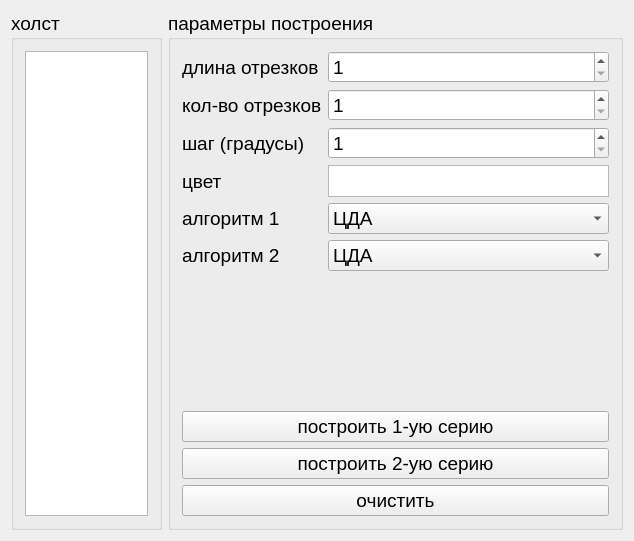
First picture: the form in lab_3/src/ui/spectrumpage.ui, repository RullDeef/cg-lab, before the edit.
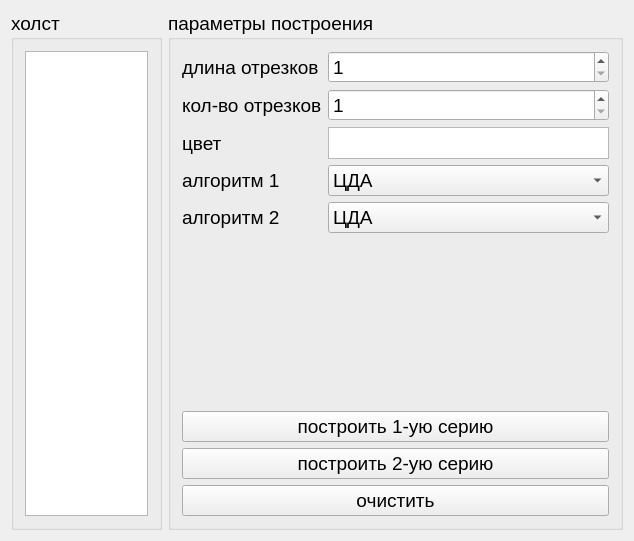
Second picture: the form after the edit.

The edit to the form file:
```diff
--- a/lab_3/src/ui/spectrumpage.ui
+++ b/lab_3/src/ui/spectrumpage.ui
@@ -88,102 +88,13 @@
            </widget>
           </item>
           <item row="2" column="0">
-           <widget class="QLabel" name="label_12">
-            <property name="text">
-             <string>шаг (градусы)</string>
-            </property>
-           </widget>
-          </item>
-          <item row="2" column="1">
-           <widget class="QSpinBox" name="stepInput">
-            <property name="minimum">
-             <number>1</number>
-            </property>
-            <property name="maximum">
-             <number>359</number>
-            </property>
-           </widget>
-          </item>
-          <item row="4" column="0">
-           <widget class="QLabel" name="label_13">
-            <property name="text">
-             <string>алгоритм 1</string>
-            </property>
-           </widget>
-          </item>
-          <item row="4" column="1">
-           <widget class="QComboBox" name="algorithm1Input">
-            <item>
-             <property name="text">
-              <string>ЦДА</string>
-             </property>
-            </item>
-            <item>
-             <property name="text">
-              <string>Брезенхэм действительный</string>
-             </property>
-            </item>
-            <item>
-             <property name="text">
-              <string>Брезенхэм целочисленный</string>
-             </property>
-            </item>
-            <item>
-             <property name="text">
-              <string>Брезенхэм с устранением</string>
-             </property>
-            </item>
-            <item>
-             <property name="text">
-              <string>Библиотечный</string>
-             </property>
-            </item>
-           </widget>
-          </item>
-          <item row="5" column="0">
-           <widget class="QLabel" name="label_15">
-            <property name="text">
-             <string>алгоритм 2</string>
-            </property>
-           </widget>
-          </item>
-          <item row="5" column="1">
-           <widget class="QComboBox" name="algorithm2Input">
-            <item>
-             <property name="text">
-              <string>ЦДА</string>
-             </property>
-            </item>
-            <item>
-             <property name="text">
-              <string>Брезенхэм действительный</string>
-             </property>
-            </item>
-            <item>
-             <property name="text">
-              <string>Брезенхэм целочисленный</string>
-             </property>
-            </item>
-            <item>
-             <property name="text">
-              <string>Брезенхэм с устранением</string>
-             </property>
-            </item>
-            <item>
-             <property name="text">
-              <string>Библиотечный</string>
-             </property>
-            </item>
-           </widget>
-          </item>
-          <item row="3" column="0">
            <widget class="QLabel" name="label_14">
             <property name="text">
              <string>цвет</string>
             </property>
            </widget>
           </item>
-          <item row="3" column="1">
+          <item row="2" column="1">
            <widget class="QGraphicsView" name="colorInput">
             <property name="maximumSize">
              <size>
@@ -193,6 +104,78 @@
             </property>
            </widget>
           </item>
+          <item row="3" column="0">
+           <widget class="QLabel" name="label_13">
+            <property name="text">
+             <string>алгоритм 1</string>
+            </property>
+           </widget>
+          </item>
+          <item row="3" column="1">
+           <widget class="QComboBox" name="algorithm1Input">
+            <item>
+             <property name="text">
+              <string>ЦДА</string>
+             </property>
+            </item>
+            <item>
+             <property name="text">
+              <string>Брезенхэм действительный</string>
+             </property>
+            </item>
+            <item>
+             <property name="text">
+              <string>Брезенхэм целочисленный</string>
+             </property>
+            </item>
+            <item>
+             <property name="text">
+              <string>Брезенхэм с устранением</string>
+             </property>
+            </item>
+            <item>
+             <property name="text">
+              <string>Библиотечный</string>
+             </property>
+            </item>
+           </widget>
+          </item>
+          <item row="4" column="0">
+           <widget class="QLabel" name="label_15">
+            <property name="text">
+             <string>алгоритм 2</string>
+            </property>
+           </widget>
+          </item>
+          <item row="4" column="1">
+           <widget class="QComboBox" name="algorithm2Input">
+            <item>
+             <property name="text">
+              <string>ЦДА</string>
+             </property>
+            </item>
+            <item>
+             <property name="text">
+              <string>Брезенхэм действительный</string>
+             </property>
+            </item>
+            <item>
+             <property name="text">
+              <string>Брезенхэм целочисленный</string>
+             </property>
+            </item>
+            <item>
+             <property name="text">
+              <string>Брезенхэм с устранением</string>
+             </property>
+            </item>
+            <item>
+             <property name="text">
+              <string>Библиотечный</string>
+             </property>
+            </item>
+           </widget>
+          </item>
          </layout>
         </item>
         <item>
```
